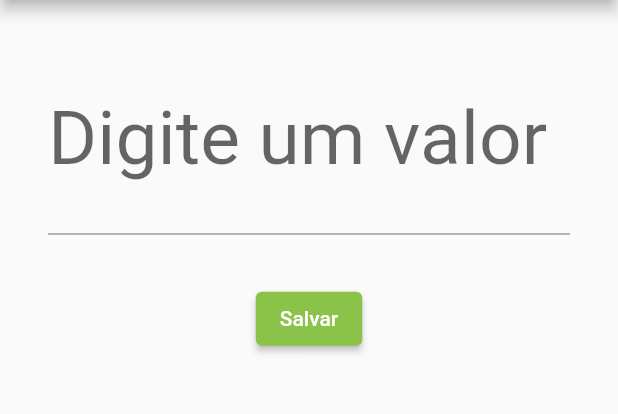
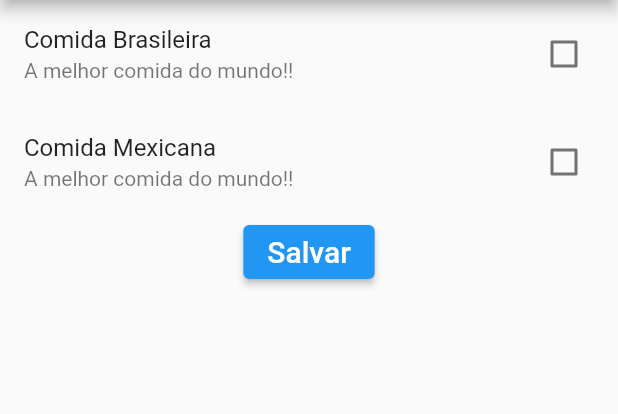
Before and after one commit to guilhermeveras10/entrada_de_dados_flutter, a Flutter app: the screen it shows after launch, after a tap on "Salvar", on a phone screen of 412 x 824 dp, the part 84-498 px from its top. Run offline on Flutter 3.47's test engine with Material 2 defaults, Android fonts, the phone set to English and light mode, and no system bars.

Commit message:
checkbox

```diff
--- /dev/null
+++ b/lib/EntradaCheckbox.dart
@@ -0,0 +1,82 @@
+import 'package:flutter/material.dart';
+
+class EntradaCheckbox extends StatefulWidget {
+  @override
+  _EntradaCheckboxState createState() => _EntradaCheckboxState();
+}
+
+class _EntradaCheckboxState extends State<EntradaCheckbox> {
+
+  bool _comidaBrasileira = false;
+  bool _comidaMexicana   = false;
+
+  @override
+  Widget build(BuildContext context) {
+    return Scaffold(
+      appBar: AppBar(
+        title: Text("Entrada de dados"),
+      ),
+      body: Container(
+        child: Column(
+          children: <Widget>[
+
+            CheckboxListTile(
+              title: Text("Comida Brasileira"),
+                subtitle: Text("A melhor comida do mundo!!"),
+                //activeColor: Colors.red,
+                //selected: true,
+                //secondary: Icon(Icons.add_box),
+                value: _comidaBrasileira,
+                onChanged: (bool? valor){
+                  setState(() {
+                    _comidaBrasileira = valor ?? false;
+                  });
+                }
+            ),
+            CheckboxListTile(
+                title: Text("Comida Mexicana"),
+                subtitle: Text("A melhor comida do mundo!!"),
+                //activeColor: Colors.red,
+                //selected: true,
+                //secondary: Icon(Icons.add_box),
+                value: _comidaMexicana,
+                onChanged: (bool? valor){
+                  setState(() {
+                    _comidaMexicana = valor ?? false;
+                  });
+                }
+            ),
+            ElevatedButton(
+              child: Text(
+                  "Salvar",
+                style: TextStyle(
+                  fontSize: 20
+                ),
+              ),
+                onPressed: (){
+                  print(
+                      "Comida Brasileira: " + _comidaBrasileira.toString() +
+                      " Comida Mexicana " + _comidaMexicana.toString()
+                  );
+                }
+            )
+
+            /*
+            Text("Comida Brasileira"),
+            Checkbox(
+              value: _estaSelecionado,
+              onChanged: (bool valor){
+                setState(() {
+                  _estaSelecionado = valor;
+                });
+                print("Checkbox: " + valor.toString() );
+              },
+            )*/
+
+
+          ],
+        ),
+      ),
+    );
+  }
+}
--- a/lib/main.dart
+++ b/lib/main.dart
@@ -1,8 +1,10 @@
 import 'package:entrada_de_dados/CampoTexto.dart';
+import 'package:entrada_de_dados/EntradaCheckbox.dart';
 import 'package:flutter/material.dart';
 
 void main() {
   runApp(MaterialApp(
-    home: CampoTexto(),
+    home: EntradaCheckbox(),
+    // home: CampoTexto(),
   ));
 }
```
